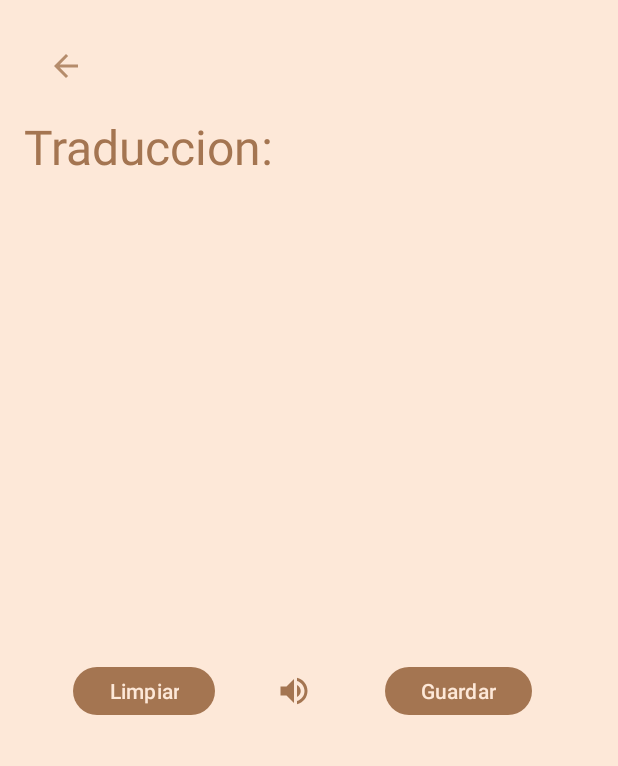
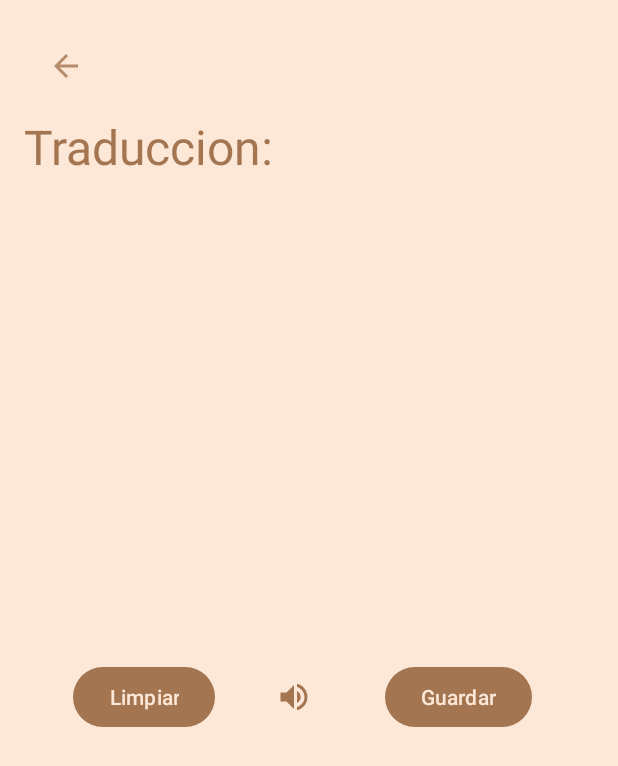
Before and after one commit to JoacoVarela/TRSapp, an Android app: the OnlyTranslateActivity screen opened directly, with no data from a screen before it, on a phone screen of 412 x 824 dp. Shown: the top 766 px of the screen. Run offline under Robolectric (Android 15) with nearby library versions, the light colour scheme and no system bars; our stand-ins replace Firebase (no records; nobody signed in at launch, a user with empty details on screens opened directly).

Commit message:
merge main into faseFinal

```diff
--- a/app/src/main/res/layout/activity_only_translate.xml
+++ b/app/src/main/res/layout/activity_only_translate.xml
@@ -51,7 +51,7 @@
     <Button
         android:id="@+id/cleanButton"
         android:layout_width="wrap_content"
-        android:layout_height="40dp"
+        android:layout_height="wrap_content"
         android:text="Limpiar"
         android:textColor="@color/primaryapp"
         android:layout_gravity="center"/>
@@ -62,12 +62,11 @@
         android:layout_height="40dp"
         android:layout_marginEnd="8dp"
         android:background="@android:color/transparent"
-        android:layout_gravity="top"
         android:src="@drawable/baseline_volume_up_24"/>
     <Button
         android:id="@+id/saveButton"
         android:layout_width="wrap_content"
-        android:layout_height="40dp"
+        android:layout_height="wrap_content"
         android:text="Guardar"
         android:textColor="@color/primaryapp"
         android:layout_gravity="center"
```
